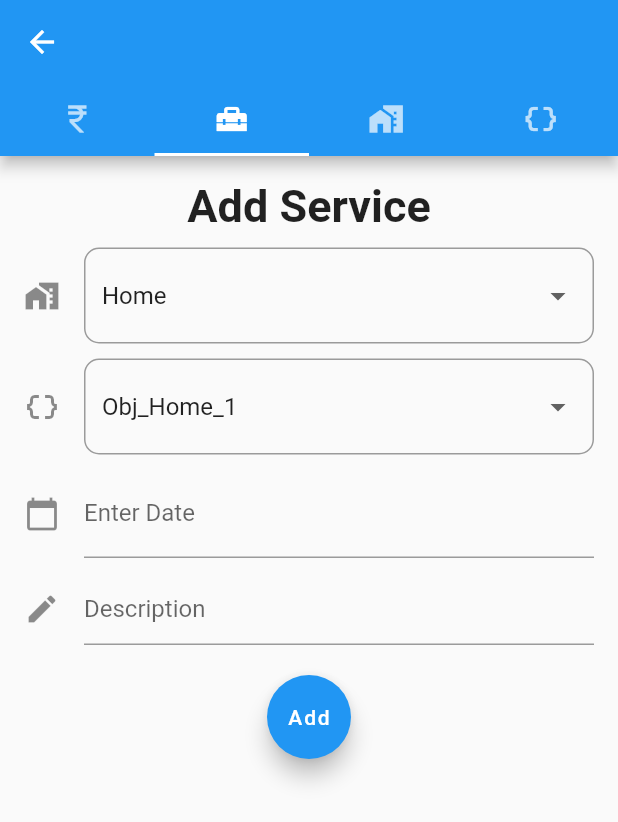
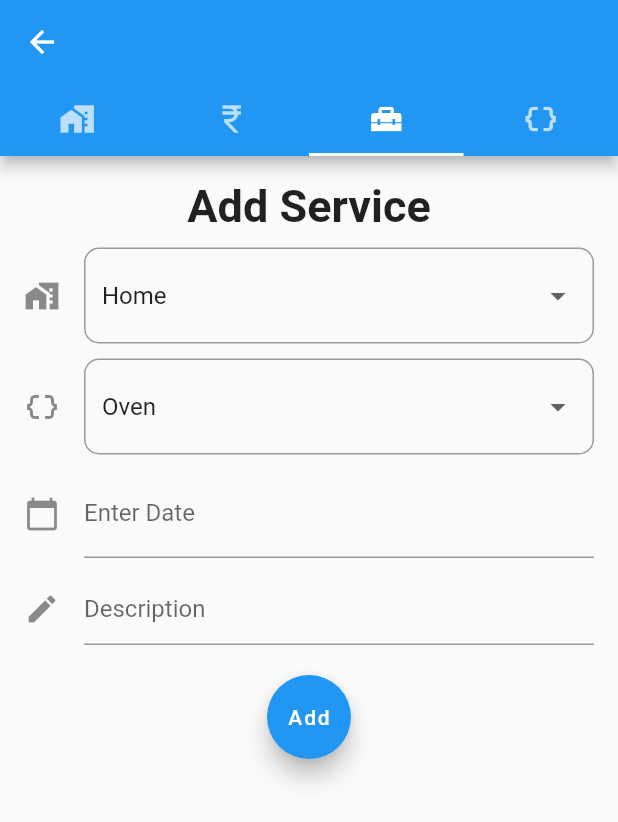
Before and after one commit to Aditya-Y-29/DEP, a Flutter app: the MyHomePage screen opened directly, after a tap on the "home repair service" icon, on a phone screen of 412 x 824 dp. Shown: the top 822 px of the screen. Run offline on Flutter 3.47's test engine with Material 2 defaults, Android fonts, the phone set to English and light mode, and no system bars.

Commit message:
committing to resolve merge conflicts

```diff
--- a/hello_world/lib/Pages/add_home_page_floating_button.dart
+++ b/hello_world/lib/Pages/add_home_page_floating_button.dart
@@ -24,9 +24,9 @@ class _AddExpenseServiceCommunityData extends State<AddExpenseServiceCommunity>
         appBar: AppBar(
           bottom: const TabBar(
             tabs: [
+              Tab(icon: Icon(Icons.home_work),),
               Tab(icon: Icon(Icons.currency_rupee_outlined),),
               Tab(icon: Icon(Icons.home_repair_service),),
-              Tab(icon: Icon(Icons.home_work),),
               Tab(icon: Icon(Icons.data_object),)
             ],
             indicatorColor: Colors.white,
@@ -34,9 +34,9 @@ class _AddExpenseServiceCommunityData extends State<AddExpenseServiceCommunity>
         ),
         body: const TabBarView(
           children: [
+            CommunityScreen(),
             ExpenseScreen(),
             ServiceScreen(),
-            CommunityScreen(),
             ObjectScreen(),
           ],
         ),
--- a/hello_world/lib/Pages/home_page.dart
+++ b/hello_world/lib/Pages/home_page.dart
@@ -52,10 +52,11 @@ class _MyHomePageState extends State<MyHomePage> {
           )
         ],
       ),
-      body: Consumer<DataProvider>(
+      body: SingleChildScrollView(
+        child:
+          Consumer<DataProvider>(
             builder: (context, communityDataProvider, child) {
               return Column(
-            // mainAxisAlignment: MainAxisAlignment.spaceBetween,
                 children: [
                   Container(
                     height: 100,
@@ -88,7 +89,7 @@ class _MyHomePageState extends State<MyHomePage> {
                                     Navigator.push(
                                       context,
                                       MaterialPageRoute(
-                                    builder: (context) => AddExpenseServiceCommunity(selectedPage: 2),
+                                        builder: (context) => AddExpenseServiceCommunity(selectedPage: 0),
                                       ),
                                     );
                                   },
@@ -116,7 +117,7 @@ class _MyHomePageState extends State<MyHomePage> {
                                     Navigator.push(
                                       context,
                                       MaterialPageRoute(
-                                    builder: (context) => AddExpenseServiceCommunity(selectedPage: 0),
+                                        builder: (context) => AddExpenseServiceCommunity(selectedPage: 1),
                                       ),
                                     );
                                   },
@@ -144,7 +145,7 @@ class _MyHomePageState extends State<MyHomePage> {
                                     Navigator.push(
                                       context,
                                       MaterialPageRoute(
-                                    builder: (context) => AddExpenseServiceCommunity(selectedPage: 1),
+                                        builder: (context) => AddExpenseServiceCommunity(selectedPage: 2),
                                       ),
                                     );
                                   },
@@ -194,22 +195,13 @@ class _MyHomePageState extends State<MyHomePage> {
                   Wrap(
                     spacing: 8,
                     runSpacing: 4,
-                children: [
-                  Community(
-                    name: communityDataProvider.communities[0],
-                  ),
-                  Community(
-                    name: communityDataProvider.communities[1],
-                  ),
-                  Community(
-                    name: communityDataProvider.communities[2],
-                  ),
-                ]
+                    children: List.of(communityDataProvider.communities.map((e) => Community( name: e,))),
                   ),
                 ],
               );
             },
           ),
+      ) ,
     );
   }
 }
--- a/hello_world/lib/provider/data_provider.dart
+++ b/hello_world/lib/provider/data_provider.dart
@@ -2,7 +2,7 @@
 import 'package:flutter/material.dart';
 
 class DataProvider extends ChangeNotifier{
-      List<String> communities = ["Home", "Office","Work"];
+      List<String> communities = ["Home", "Office", "Work", "Lab"];
       List<String> objects = ["Oven", "PC", "TV", "Fridge"];
       int community_len=3;
       int object_len=4;
@@ -10,7 +10,7 @@ class DataProvider extends ChangeNotifier{
       int communitiesindex=0;
 
       Map<String, List<String>> communityObjectMap = {
-        "Home": ["Obj_Home_1", "Obj_Home_2", "Obj_Home_3"],
+        "Home": ["Oven", "PC", "TV", "Fridge"],
         "Office": ["Obj_Office_1", "Obj_Office_2", "Obj_Office_3"],
         "Work": ["Obj_Work_1", "Obj_Work_2", "Obj_Work_3"],
       };
--- a/hello_world/lib/screens/add_community.dart
+++ b/hello_world/lib/screens/add_community.dart
@@ -61,6 +61,7 @@ class CommunityData extends State<CommunityScreen> {
                 child: FloatingActionButton(
                   onPressed: (){
                     providerCommunity.addCommunity(communityName.text);
+                    Navigator.pop(context);
                   },
                   child: const Text('Create'),
                 )
```
Lines whose indentation alone changed are shown as unchanged.
